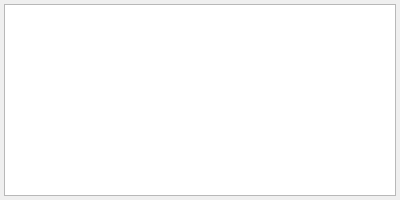
First picture: the form in src/ui/LogWidget.ui, repository stevschmid/track-o-bot, before the edit.
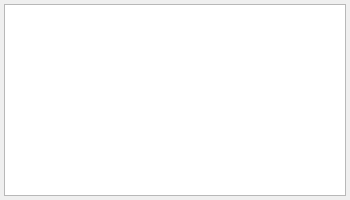
Second picture: the form after the edit.

Diff of the .ui file:
```diff
--- a/src/ui/LogWidget.ui
+++ b/src/ui/LogWidget.ui
@@ -6,16 +6,10 @@
    <rect>
     <x>0</x>
     <y>0</y>
-    <width>400</width>
+    <width>350</width>
     <height>200</height>
    </rect>
   </property>
-  <property name="minimumSize">
-   <size>
-    <width>0</width>
-    <height>200</height>
-   </size>
-  </property>
   <property name="windowTitle">
    <string>Form</string>
   </property>
```
